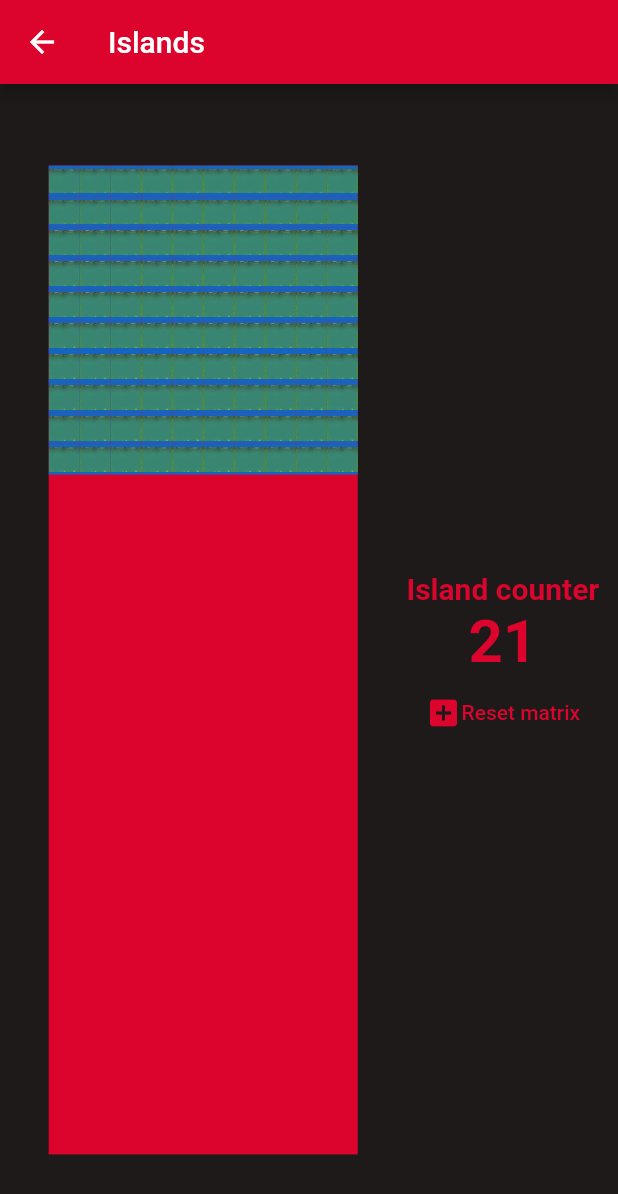
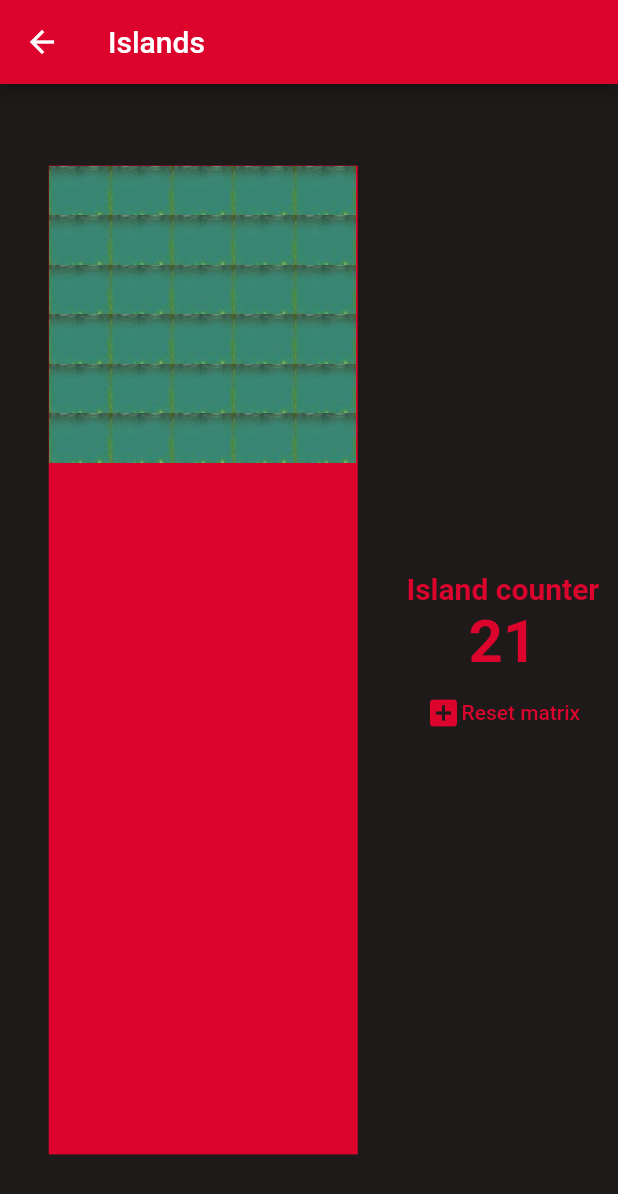
Before and after one commit to jahodogit/astronauta, a Flutter app: the IslandTablePage screen opened by its route, after a tap on "Reset matrix", on a phone screen of 412 x 824 dp. Shown: the top 1194 px of the screen. Run offline on Flutter 3.47's test engine with Material 2 defaults, Android fonts, the phone set to English and light mode, and no system bars.

Commit message:
Island ui implemented

```diff
--- a/lib/island_module/model/spot.dart
+++ b/lib/island_module/model/spot.dart
@@ -1,8 +1,14 @@
 class Spot {
-  final int xPosition;
-  final int yPosition;
+  int? xPosition;
+  int? yPosition;
   bool type;
   String image;
 
-  Spot({required this.xPosition, required this.yPosition, this.type = false, this.image = "assets/water.png"});
+  Spot({this.xPosition, this.yPosition, this.type = false, this.image = "assets/water.png"});
+
+  Spot.from(Spot spot)
+      : xPosition = spot.xPosition,
+        yPosition = spot.yPosition,
+        type = spot.type,
+        image = spot.image;
 }
--- a/lib/island_module/provider/island_provider.dart
+++ b/lib/island_module/provider/island_provider.dart
@@ -6,10 +6,24 @@ class IslandProvider extends ChangeNotifier {
   String water = "assets/water.png";
   String land = "assets/dust.png";
 
-  builMatrix(int columns, int rows) {
-    for (int i = 0; i < rows; i++) {
-      world.add(List.generate(columns, (int index) => Spot(xPosition: index, yPosition: i)));
-    }
+  builMatrix(int x, int y) {
+    world = List.generate(y, (rows) {
+      return List<Spot>.generate(x, (cols) {
+        var spot = Spot(xPosition: rows, yPosition: cols);
+        //print("$rows - $");
+        //print("${spot.xPosition} - ${spot.yPosition}");
+        return spot;
+      }, growable: true);
+    }, growable: true);
+
+    /*
+    for (int i = 0; i < y; i++) {
+      for (int j = 0; j < x; j++) {
+        world[i][j].xPosition = j;
+        world[i][j].yPosition = i;
+        print(j);
+      }
+    }*/
 
     notifyListeners();
   }
--- a/lib/island_module/ui/island_table.dart
+++ b/lib/island_module/ui/island_table.dart
@@ -24,13 +24,13 @@ class _IslandTablePageState extends State<IslandTablePage> {
         body: Row(
           mainAxisAlignment: MainAxisAlignment.spaceEvenly,
           children: [
-            buidTable(context, _islandProvider),
-            buildPanel(),
+            _islandProvider.world.isNotEmpty ? buidTable(context, _islandProvider) : SizedBox(),
+            buildPanel(_islandProvider),
           ],
         ));
   }
 
-  Column buildPanel() {
+  Column buildPanel(IslandProvider islandProvider) {
     return Column(
       mainAxisAlignment: MainAxisAlignment.center,
       children: [
@@ -43,7 +43,9 @@ class _IslandTablePageState extends State<IslandTablePage> {
           style: TextStyle(color: primaryColor, fontSize: 40, fontWeight: FontWeight.bold),
         ),
         TextButton(
-            onPressed: () {},
+            onPressed: () {
+              islandProvider.builMatrix(5, 6);
+            },
             child: Row(
               children: const [
                 Icon(Icons.add_box),
@@ -55,40 +57,30 @@ class _IslandTablePageState extends State<IslandTablePage> {
   }
 
   Widget buidTable(BuildContext context, IslandProvider islandProvider) {
-    int x, y = 0;
+    int col, row = 0;
     int columnLength = islandProvider.world[0].length;
     int allLength = islandProvider.world.length * islandProvider.world[0].length;
 
     return Padding(
       padding: const EdgeInsets.all(20.0),
       child: Container(
-        color: primaryColor,
-        width: MediaQuery.of(context).size.width * 0.5,
-        height: MediaQuery.of(context).size.height * 0.8,
-        child: GridView.builder(
-          shrinkWrap: true,
-          gridDelegate: SliverGridDelegateWithFixedCrossAxisCount(
-            //childAspectRatio: 1 / 0.2,
-            //mainAxisExtent: 20,
-            crossAxisCount: columnLength,
-          ),
-          itemCount: allLength,
-          itemBuilder: (BuildContext context, int index) {
-            x = (index / allLength).floor();
-            y = (index % columnLength);
-
-            Spot spot = islandProvider.world[x][y];
-
-            return GestureDetector(
-              onDoubleTap: () => islandProvider.changeSpot(spot),
-              child: Container(
-                color: Colors.blue[800],
-                child: Center(child: Image.asset(spot.image)),
-              ),
-            );
-          },
-        ),
-      ),
+          color: primaryColor,
+          width: MediaQuery.of(context).size.width * 0.5,
+          height: MediaQuery.of(context).size.height * 0.8,
+          child: Column(
+            children: [
+              ...islandProvider.world.map((list) {
+                return Row(
+                  children: [
+                    ...list.map((spot) => GestureDetector(
+                          onDoubleTap: () => islandProvider.changeSpot(spot),
+                          child: Image.asset(spot.image, fit: BoxFit.cover),
+                        ))
+                  ],
+                );
+              })
+            ],
+          )),
     );
   }
 }
--- a/lib/main.dart
+++ b/lib/main.dart
@@ -17,7 +17,7 @@ class MyApp extends StatelessWidget {
   Widget build(BuildContext context) {
     return MultiProvider(
       providers: [
-        ChangeNotifierProvider(create: (_) => IslandProvider()..builMatrix(10, 10)),
+        ChangeNotifierProvider(create: (_) => IslandProvider()),
       ],
       child: MaterialApp(
         debugShowCheckedModeBanner: false,
```
